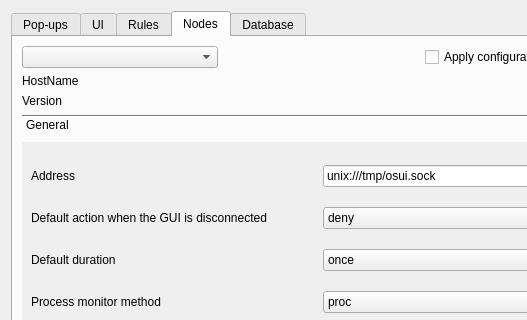
First picture: the form in ui/opensnitch/res/preferences.ui, repository diegoakanotoperator/securesnitch, before the edit; both pictures show x 0 to 527 and y 0 to 320 of the 639 by 556 pixel window.
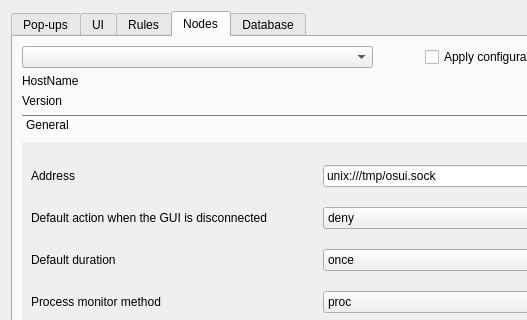
Second picture: the form after the edit. The open tabs and pages were chosen to show the change. Icons and pictures are not drawn.

Commit message: ui: show nodes widget only when there're multiple nodes

The edit to the form file:
```diff
--- a/ui/opensnitch/res/preferences.ui
+++ b/ui/opensnitch/res/preferences.ui
@@ -1458,7 +1458,7 @@
           <enum>Qt::Horizontal</enum>
          </property>
          <property name="sizeType">
-          <enum>QSizePolicy::Preferred</enum>
+          <enum>QSizePolicy::Maximum</enum>
          </property>
          <property name="sizeHint" stdset="0">
           <size>
```
Left out of the diff: 2 changed lines with no effect on the pictures. The commit also changes 6 other files.
